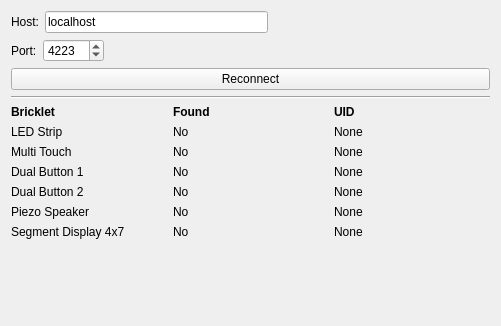
Before: the Qt Designer form demo/src/ui/setup.ui in Tinkerforge/blinkenlights, drawn with Qt 5.
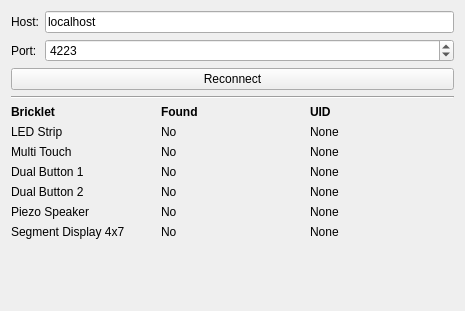
After: the same form once the commit is applied.

Commit message: Change setup tab layout a bit

The edit to the form file:
```diff
--- a/demo/src/ui/setup.ui
+++ b/demo/src/ui/setup.ui
@@ -6,57 +6,38 @@
    <rect>
     <x>0</x>
     <y>0</y>
-    <width>501</width>
-    <height>326</height>
+    <width>465</width>
+    <height>311</height>
    </rect>
   </property>
   <property name="windowTitle">
    <string>Form</string>
   </property>
-  <layout class="QHBoxLayout" name="horizontalLayout_2">
-   <item>
     <layout class="QVBoxLayout" name="verticalLayout">
      <item>
-      <layout class="QHBoxLayout" name="horizontalLayout">
-       <item>
+    <layout class="QGridLayout" name="gridLayout_2">
+     <item row="0" column="0">
         <widget class="QLabel" name="label">
          <property name="text">
           <string>Host:</string>
          </property>
         </widget>
        </item>
-       <item>
+     <item row="0" column="1">
         <widget class="QLineEdit" name="edit_host">
          <property name="text">
           <string>localhost</string>
          </property>
         </widget>
        </item>
-       <item>
-        <spacer name="horizontalSpacer">
-         <property name="orientation">
-          <enum>Qt::Horizontal</enum>
-         </property>
-         <property name="sizeHint" stdset="0">
-          <size>
-           <width>40</width>
-           <height>20</height>
-          </size>
-         </property>
-        </spacer>
-       </item>
-      </layout>
-     </item>
-     <item>
-      <layout class="QHBoxLayout" name="horizontalLayout_3">
-       <item>
+     <item row="1" column="0">
         <widget class="QLabel" name="label_2">
          <property name="text">
           <string>Port:</string>
          </property>
         </widget>
        </item>
-       <item>
+     <item row="1" column="1">
         <widget class="QSpinBox" name="spinbox_port">
          <property name="minimum">
           <number>1</number>
@@ -69,23 +50,8 @@
          </property>
         </widget>
        </item>
-       <item>
-        <spacer name="horizontalSpacer_2">
-         <property name="orientation">
-          <enum>Qt::Horizontal</enum>
-         </property>
-         <property name="sizeHint" stdset="0">
-          <size>
-           <width>40</width>
-           <height>20</height>
-          </size>
-         </property>
-        </spacer>
-       </item>
-      </layout>
-     </item>
-     <item>
-      <layout class="QHBoxLayout" name="horizontalLayout_4">
+    </layout>
+   </item>
        <item>
         <widget class="QPushButton" name="button_reconnect">
          <property name="text">
@@ -93,8 +59,6 @@
          </property>
         </widget>
        </item>
-      </layout>
-     </item>
      <item>
       <widget class="Line" name="line">
        <property name="orientation">
@@ -260,13 +224,11 @@
        </property>
        <property name="sizeHint" stdset="0">
         <size>
-         <width>20</width>
-         <height>40</height>
+       <width>258</width>
+       <height>17</height>
         </size>
        </property>
       </spacer>
-     </item>
-    </layout>
    </item>
   </layout>
  </widget>
```
Lines whose indentation alone changed are shown as unchanged.
